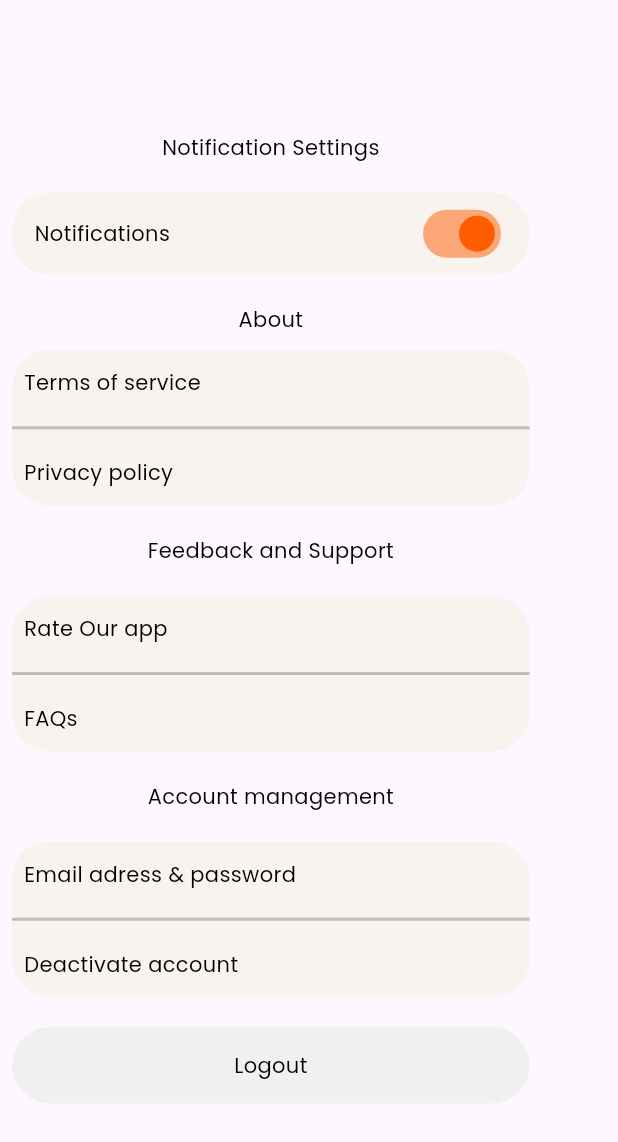
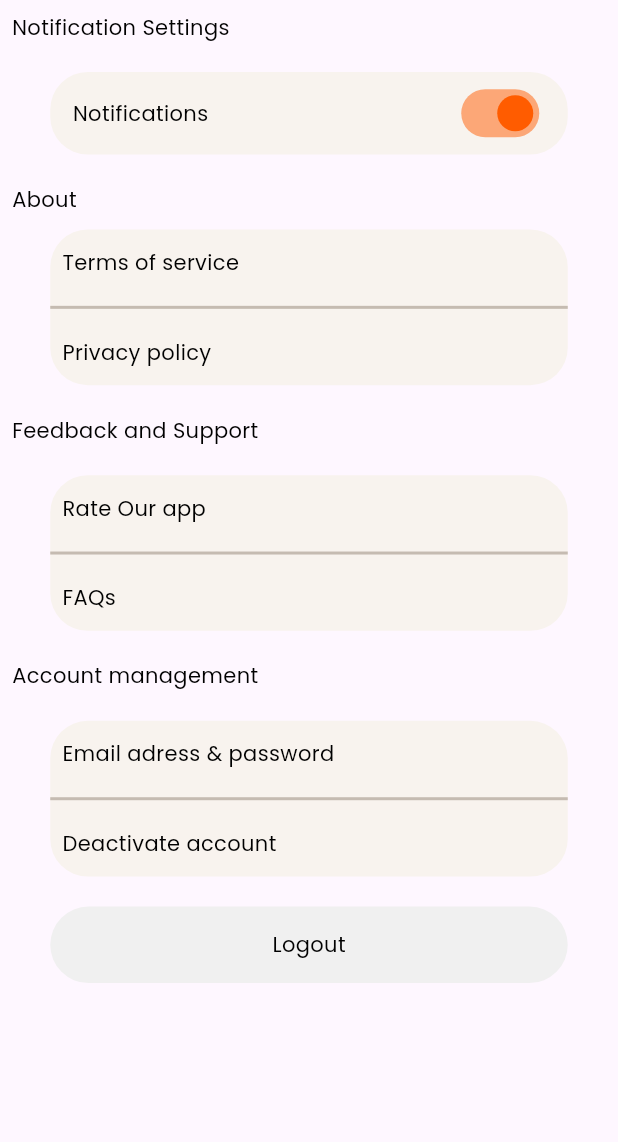
Before and after one commit to Abhishek-dev6/habit-tracker, a Flutter app: the Settings screen opened directly, on a phone screen of 412 x 824 dp. Shown: the top 1142 px of the screen. Run offline on Flutter 3.47's test engine with Material 3 defaults, Android fonts, the phone set to English and light mode, and no system bars; our stand-ins replace flutter_svg, google_fonts.

Commit message:
Aligned to center

```diff
--- a/lib/settings.dart
+++ b/lib/settings.dart
@@ -14,11 +14,15 @@ class _SettingsState extends State<Settings> {
   Widget build(BuildContext context) {
     return SafeArea(
       child: Scaffold(
-        body: Padding(
+        body: Center(
+          child: Padding(
             padding: const EdgeInsets.all(8.0),
             child: Column(
-            // crossAxisAlignment: CrossAxisAlignment.start,
-            mainAxisAlignment: MainAxisAlignment.center,
+
+              mainAxisAlignment: MainAxisAlignment.start,
+              children: [
+                Row(
+                  mainAxisAlignment: MainAxisAlignment.start,
                   children: [
                     Text(
                       "Notification Settings",
@@ -28,7 +32,13 @@ class _SettingsState extends State<Settings> {
                         color: Color(0XFF000000),
                       ),
                     ),
+                  ],
+                ),
                 SizedBox(height: 20),
+                Row(
+                  mainAxisAlignment: MainAxisAlignment.center,
+
+                  children: [
                     Container(
                       width: 345,
                       height: 55,
@@ -60,7 +70,12 @@ class _SettingsState extends State<Settings> {
                         ],
                       ),
                     ),
+                  ],
+                ),
                 SizedBox(height: 20),
+                Row(
+                  mainAxisAlignment: MainAxisAlignment.start,
+                  children: [
                     Text(
                       "About",
                       style: GoogleFonts.poppins(
@@ -69,7 +84,12 @@ class _SettingsState extends State<Settings> {
                         color: Color(0XFF000000),
                       ),
                     ),
+                  ],
+                ),
                 SizedBox(height: 10),
+                Row(
+                  mainAxisAlignment: MainAxisAlignment.center,
+                  children: [
                     Container(
                       width: 345,
                       height: 103.79,
@@ -116,7 +136,12 @@ class _SettingsState extends State<Settings> {
                         ],
                       ),
                     ),
+                  ],
+                ),
                 SizedBox(height: 20),
+                Row(
+                  mainAxisAlignment: MainAxisAlignment.start,
+                  children: [
                     Text(
                       "Feedback and Support",
                       style: GoogleFonts.poppins(
@@ -125,7 +150,12 @@ class _SettingsState extends State<Settings> {
                         color: Color(0XFF000000),
                       ),
                     ),
+                  ],
+                ),
                 SizedBox(height: 20),
+                Row(
+                  mainAxisAlignment: MainAxisAlignment.center,
+                  children: [
                     Container(
                       width: 345,
                       height: 103.79,
@@ -172,7 +202,12 @@ class _SettingsState extends State<Settings> {
                         ],
                       ),
                     ),
+                  ],
+                ),
                 SizedBox(height: 20),
+                Row(
+                  mainAxisAlignment: MainAxisAlignment.start,
+                  children: [
                     Text(
                       "Account management",
                       style: GoogleFonts.poppins(
@@ -181,7 +216,12 @@ class _SettingsState extends State<Settings> {
                         color: Color(0XFF000000),
                       ),
                     ),
+                  ],
+                ),
                 SizedBox(height: 20),
+                Row(
+                  mainAxisAlignment: MainAxisAlignment.center,
+                  children: [
                     Container(
                       width: 345,
                       height: 103.79,
@@ -228,7 +268,12 @@ class _SettingsState extends State<Settings> {
                         ],
                       ),
                     ),
+                  ],
+                ),
                 SizedBox(height: 20),
+                Row(
+                  mainAxisAlignment: MainAxisAlignment.center,
+                  children: [
                     Container(
                       width: 345,
                       height: 51,
@@ -252,6 +297,9 @@ class _SettingsState extends State<Settings> {
                     ),
                   ],
                 ),
+              ],
+            ),
+          ),
         ),
       ),
     );
```
Lines whose indentation alone changed are shown as unchanged.
